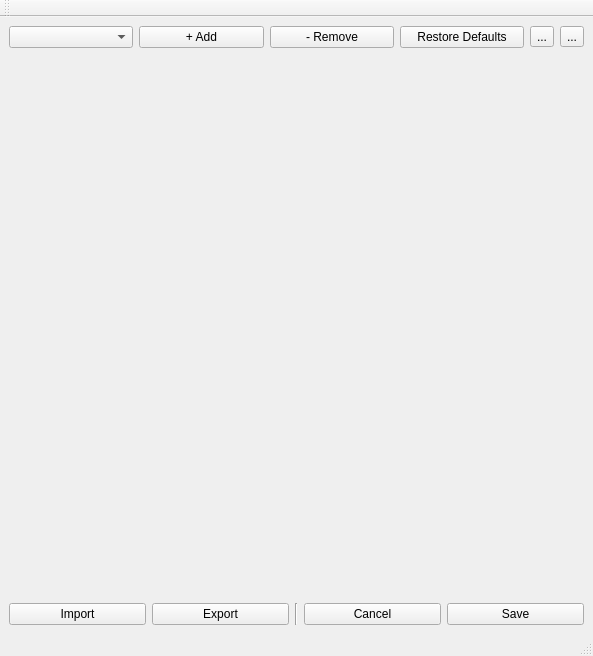
Qt form mslib/msui/ui/ui_configuration_editor_window.ui (Open-MSS/MSS) before a commit.
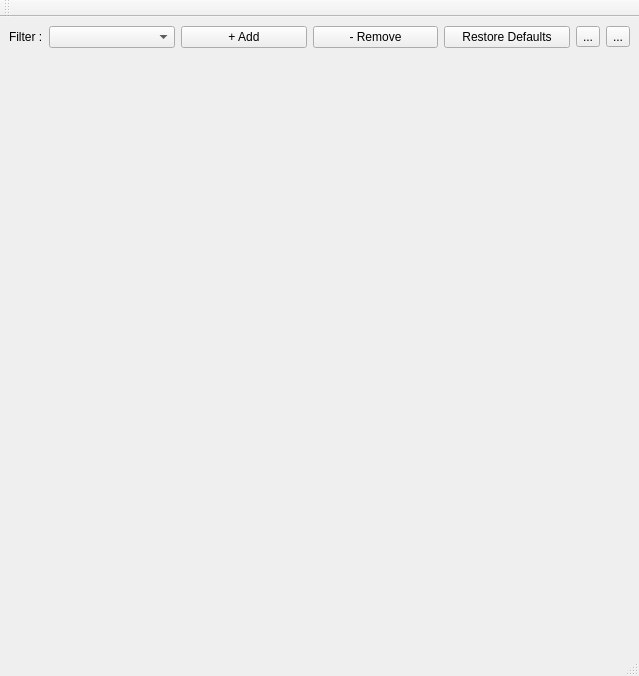
The same form after that commit.

Commit message: moved import/save/export options to toolbar

What changed in the file:
```diff
--- a/mslib/msui/ui/ui_configuration_editor_window.ui
+++ b/mslib/msui/ui/ui_configuration_editor_window.ui
@@ -6,17 +6,24 @@
    <rect>
     <x>0</x>
     <y>0</y>
-    <width>593</width>
-    <height>656</height>
+    <width>639</width>
+    <height>676</height>
    </rect>
   </property>
   <property name="windowTitle">
    <string>MSS Configuration Editor</string>
   </property>
   <widget class="QWidget" name="centralwidget">
-   <layout class="QVBoxLayout" name="verticalLayout" stretch="0,1,0">
+   <layout class="QVBoxLayout" name="verticalLayout" stretch="0,1">
     <item>
-     <layout class="QHBoxLayout" name="horizontalLayout_4" stretch="1,1,1,1,0,0">
+     <layout class="QHBoxLayout" name="horizontalLayout_4" stretch="0,1,1,1,1,0,0">
+      <item>
+       <widget class="QLabel" name="label">
+        <property name="text">
+         <string>Filter :</string>
+        </property>
+       </widget>
+      </item>
       <item>
        <widget class="QComboBox" name="optCb">
         <property name="toolTip">
@@ -73,57 +80,6 @@
     <item>
      <widget class="QWidget" name="jsonWidget" native="true"/>
     </item>
-    <item>
-     <layout class="QHBoxLayout" name="horizontalLayout">
-      <item>
-       <widget class="QPushButton" name="importBtn">
-        <property name="toolTip">
-         <string>Import new configuration</string>
-        </property>
-        <property name="text">
-         <string>Import</string>
-        </property>
-       </widget>
-      </item>
-      <item>
-       <widget class="QPushButton" name="exportBtn">
-        <property name="toolTip">
-         <string>Export current configuration</string>
-        </property>
-        <property name="text">
-         <string>Export</string>
-        </property>
-       </widget>
-      </item>
-      <item>
-       <widget class="Line" name="line_2">
-        <property name="orientation">
-         <enum>Qt::Vertical</enum>
-        </property>
-       </widget>
-      </item>
-      <item>
-       <widget class="QPushButton" name="cancelBtn">
-        <property name="toolTip">
-         <string>Close editor window</string>
-        </property>
-        <property name="text">
-         <string>Cancel</string>
-        </property>
-       </widget>
-      </item>
-      <item>
-       <widget class="QPushButton" name="saveBtn">
-        <property name="toolTip">
-         <string>Save current configuration to mss_settings.json</string>
-        </property>
-        <property name="text">
-         <string>Save</string>
-        </property>
-       </widget>
-      </item>
-     </layout>
-    </item>
    </layout>
   </widget>
   <widget class="QStatusBar" name="statusbar"/>
```
The commit also changes 2 other files.
